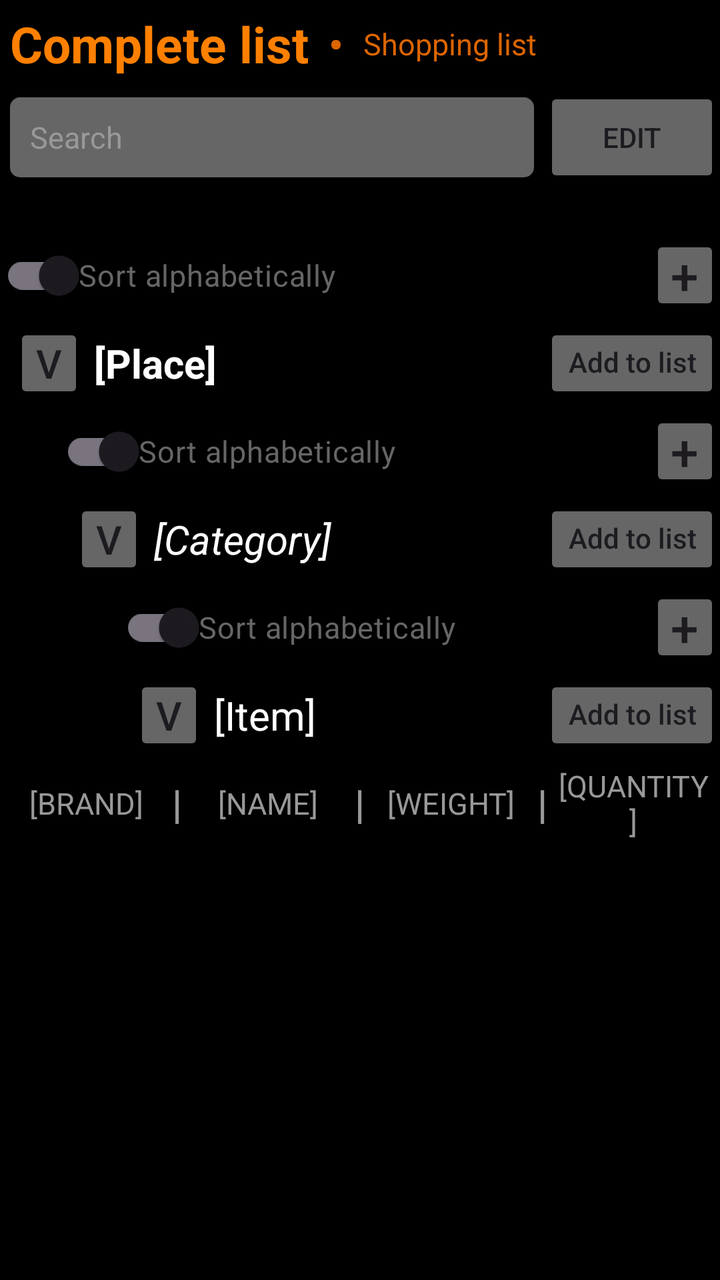
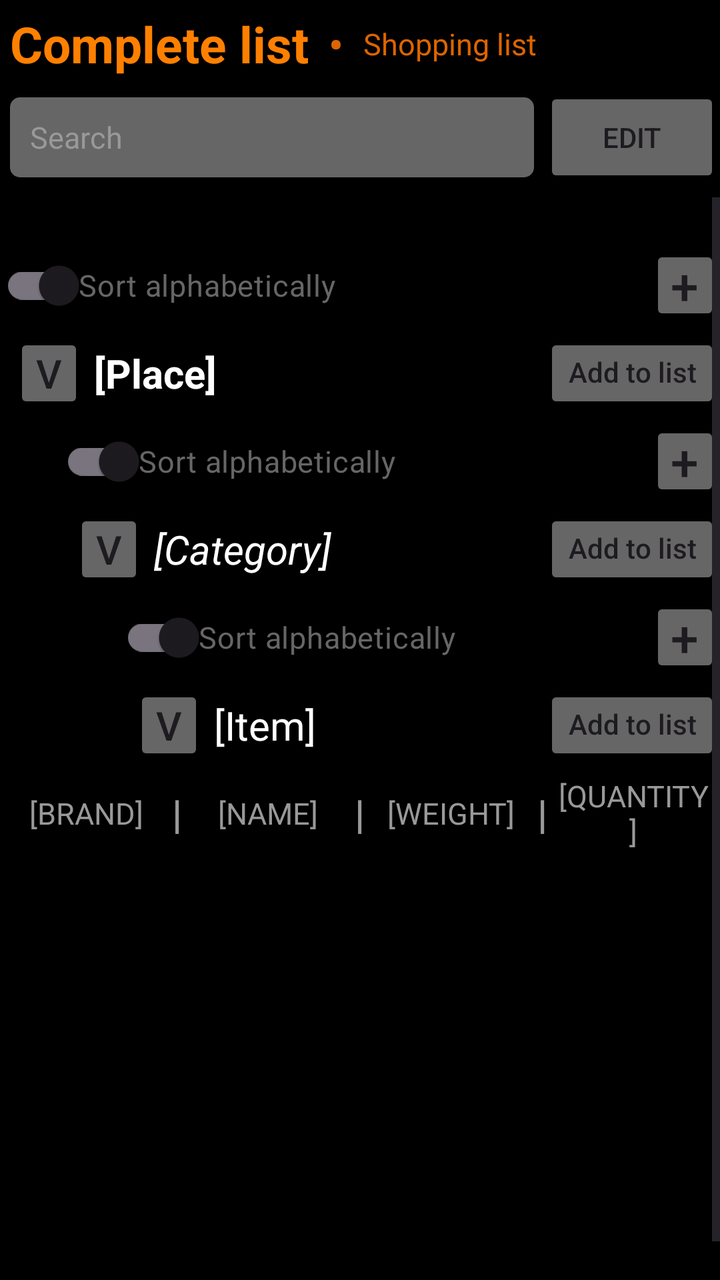

Screens rendered from an Android XML layout before and after an edit, with the pre-edit source and the edit as a unified diff.
<!-- AndroidManifest.xml: application theme Theme.Money -->
<!-- res/layout/complete.xml -->
<?xml version="1.0" encoding="utf-8"?>
<androidx.constraintlayout.widget.ConstraintLayout
    xmlns:android="http://schemas.android.com/apk/res/android"
    xmlns:app="http://schemas.android.com/apk/res-auto"
    android:layout_width="match_parent"
    android:layout_height="match_parent"
    android:background="@color/black">

    <LinearLayout
        android:id="@+id/top_section"

        android:gravity="start"
        android:layout_width="match_parent"
        android:layout_height="wrap_content"
        android:orientation="vertical"
        app:layout_constraintStart_toStartOf="parent"
        app:layout_constraintEnd_toEndOf="parent"
        app:layout_constraintTop_toTopOf="parent">

        <LinearLayout
            android:id="@+id/action_bar"
            android:gravity="center"
            android:layout_height="wrap_content"
            android:layout_width="wrap_content"
            android:orientation="horizontal"
            app:layout_constraintStart_toStartOf="parent"
            app:layout_constraintTop_toTopOf="parent">

            <TextView
                android:id="@+id/a_complete"
                android:text="@string/a_complete"

                android:layout_width="wrap_content"
                android:layout_height="wrap_content"
                android:padding="5dp"
                android:textColor="#ff8000"
                android:textSize="25sp"
                android:textStyle="bold"/>

            <TextView
                android:text="@string/a_separator"

                android:layout_height="wrap_content"
                android:layout_width="wrap_content"
                android:padding="5dp"
                android:textColor="#dc6500"
                android:textSize="20sp"
                android:textStyle="bold"/>

            <TextView
                android:id="@+id/a_shopping"
                android:text="@string/a_shopping"

                android:layout_height="wrap_content"
                android:layout_width="wrap_content"
                android:padding="5dp"
                android:textColor="#dc6500"
                android:textSize="15sp"
                android:clickable="true"
                android:focusable="true"/>
        </LinearLayout>

        <LinearLayout
            android:id="@+id/search_bar"

            android:gravity="center"
            android:layout_width="match_parent"
            android:layout_height="wrap_content"
            android:orientation="horizontal">

            <EditText
                android:id="@+id/a_search"
                android:background="@drawable/search_background"
                android:hint="@string/a_search"

                android:layout_width="0dp"
                android:layout_height="40dp"
                android:layout_weight="1"
                android:layout_marginStart="5dp"
                android:layout_marginEnd="5dp"
                android:padding="10dp"
                android:importantForAutofill="no"
                android:inputType="text"
                android:textColorHint="#999999"
                android:textColor="#FFFFFF"
                android:textSize="15sp"/>

            <androidx.appcompat.widget.AppCompatButton
                android:id="@+id/c_edit"
                android:text="@string/c_edit"

                android:layout_width="wrap_content"
                android:layout_height="50dp"
                android:backgroundTint="#666666"/>
        </LinearLayout>
    </LinearLayout>

    <ScrollView
        android:id="@+id/scroll_view"

        android:layout_width="match_parent"
        android:layout_height="0dp"
        android:layout_marginTop="20dp"
        android:fillViewport="true"

        app:layout_constraintTop_toBottomOf="@id/top_section"
        app:layout_constraintBottom_toBottomOf="parent"
        app:layout_constraintStart_toStartOf="parent"
        app:layout_constraintEnd_toEndOf="parent">

        <LinearLayout
            android:id="@+id/scroll"

            android:layout_width="match_parent"
            android:layout_height="wrap_content"
            android:orientation="vertical">

        <LinearLayout
            android:id="@+id/group"

            android:layout_width="match_parent"
            android:layout_height="wrap_content"
            android:orientation="vertical">

                <LinearLayout
                    android:id="@+id/place_section"

                    android:layout_width="match_parent"
                    android:layout_height="wrap_content"
                    android:orientation="vertical">

                    <LinearLayout
                        android:id="@+id/edit_place_bar"

                        android:layout_width="match_parent"
                        android:layout_height="wrap_content"
                        android:orientation="horizontal"
                        android:gravity="center_vertical">

                        <androidx.appcompat.widget.SwitchCompat
                            android:id="@+id/c_p_sort"
                            android:text="@string/c_p_sort"

                            android:layoutDirection="rtl"
                            android:layout_width="0dp"
                            android:layout_height="wrap_content"
                            android:layout_weight="1"

                            android:textColor="#666666"
                            android:textSize="15sp"
                            android:clickable="true"
                            android:focusable="true"/>

                        <androidx.appcompat.widget.AppCompatButton
                            android:id="@+id/c_p_add"

                            android:layout_width="35dp"
                            android:layout_height="40dp"
                            android:backgroundTint="#666666"
                            android:text="@string/c_p_add"
                            android:textSize="25sp"
                            android:textColor="#1d1b20"
                            android:padding="0dp"
                            android:insetTop="0dp"
                            android:insetBottom="0dp"
                            android:gravity="center"/>
                    </LinearLayout>

                    <LinearLayout
                        android:id="@+id/place_bar"

                        android:layout_width="match_parent"
                        android:layout_height="wrap_content"
                        android:orientation="horizontal"
                        android:layout_marginStart="7dp">

                        <androidx.appcompat.widget.AppCompatButton
                            android:id="@+id/a_p_expand"

                            android:layout_width="35dp"
                            android:layout_height="40dp"
                            android:backgroundTint="#666666"
                            android:text="@string/a_p_expand"
                            android:textSize="20sp"
                            android:textColor="#1d1b20"
                            android:padding="0dp"
                            android:insetTop="0dp"
                            android:insetBottom="0dp"
                            android:gravity="center" />

                        <TextView
                            android:id="@+id/a_p_name"
                            android:text="@string/a_p_name"

                            android:layout_width="wrap_content"
                            android:layout_height="wrap_content"
                            android:padding="5dp"
                            android:textColor="#FFFFFF"
                            android:textSize="20sp"
                            android:textStyle="bold"
                            android:layout_weight="1"/>

                        <androidx.appcompat.widget.AppCompatButton
                            android:id="@+id/c_p_add_list"

                            android:layout_width="wrap_content"
                            android:layout_height="40dp"
                            android:backgroundTint="#666666"
                            android:text="@string/c_p_add_list"
                            android:textColor="#1d1b20"
                            android:padding="0dp"
                            android:insetTop="0dp"
                            android:insetBottom="0dp"
                            android:gravity="center"
                            android:includeFontPadding="false"
                            android:textAllCaps="false"
                            android:layout_gravity="center_vertical"/>
                    </LinearLayout>
                </LinearLayout>

                <LinearLayout
                    android:id="@+id/category_section"

                    android:layout_width="match_parent"
                    android:layout_height="wrap_content"
                    android:orientation="vertical"
                    android:layout_marginStart="30dp">

                    <LinearLayout
                        android:id="@+id/edit_category_bar"

                        android:layout_width="match_parent"
                        android:layout_height="wrap_content"
                        android:orientation="horizontal"
                        android:gravity="center_vertical">

                        <androidx.appcompat.widget.SwitchCompat
                            android:id="@+id/c_c_sort"
                            android:text="@string/c_c_sort"

                            android:layoutDirection="rtl"
                            android:layout_width="0dp"
                            android:layout_height="wrap_content"
                            android:layout_weight="1"

                            android:textColor="#666666"
                            android:textSize="15sp"
                            android:clickable="true"
                            android:focusable="true"/>

                        <androidx.appcompat.widget.AppCompatButton
                            android:id="@+id/c_c_add"

                            android:layout_width="35dp"
                            android:layout_height="40dp"
                            android:backgroundTint="#666666"
                            android:text="@string/c_c_add"
                            android:textSize="25sp"
                            android:textColor="#1d1b20"
                            android:padding="0dp"
                            android:insetTop="0dp"
                            android:insetBottom="0dp"
                            android:gravity="center"/>
                    </LinearLayout>

                    <LinearLayout
                        android:id="@+id/category_bar"

                        android:layout_width="match_parent"
                        android:layout_height="wrap_content"
                        android:orientation="horizontal"
                        android:layout_marginStart="7dp">

                        <androidx.appcompat.widget.AppCompatButton
                            android:id="@+id/a_c_expand"

                            android:layout_width="35dp"
                            android:layout_height="40dp"
                            android:backgroundTint="#666666"
                            android:text="@string/a_c_expand"
                            android:textSize="20sp"
                            android:textColor="#1d1b20"
                            android:padding="0dp"
                            android:insetTop="0dp"
                            android:insetBottom="0dp"
                            android:gravity="center"/>

                        <TextView
                            android:id="@+id/a_c_name"
                            android:text="@string/a_c_name"

                            android:layout_width="wrap_content"
                            android:layout_height="wrap_content"
                            android:padding="5dp"
                            android:textColor="#FFFFFF"
                            android:textSize="20sp"
                            android:layout_weight="1"
                            android:textStyle="italic"/>

                        <androidx.appcompat.widget.AppCompatButton
                            android:id="@+id/c_c_add_list"

                            android:layout_width="wrap_content"
                            android:layout_height="40dp"
                            android:backgroundTint="#666666"
                            android:text="@string/c_c_add_list"
                            android:textColor="#1d1b20"
                            android:padding="0dp"
                            android:insetTop="0dp"
                            android:insetBottom="0dp"
                            android:gravity="center"
                            android:includeFontPadding="false"
                            android:textAllCaps="false"
                            android:layout_gravity="center_vertical"/>

                    </LinearLayout>
                </LinearLayout>

                <LinearLayout
                    android:id="@+id/item_section"

                    android:layout_width="match_parent"
                    android:layout_height="wrap_content"
                    android:orientation="vertical">

                    <LinearLayout
                        android:id="@+id/edit_item_bar"

                        android:layout_width="match_parent"
                        android:layout_height="wrap_content"
                        android:orientation="horizontal"
                        android:gravity="center_vertical"
                        android:layout_marginStart="60dp">

                        <androidx.appcompat.widget.SwitchCompat
                            android:id="@+id/c_i_sort"
                            android:text="@string/c_i_sort"

                            android:layoutDirection="rtl"
                            android:layout_width="0dp"
                            android:layout_height="wrap_content"
                            android:layout_weight="1"

                            android:textColor="#666666"
                            android:textSize="15sp"
                            android:clickable="true"
                            android:focusable="true"/>

                        <androidx.appcompat.widget.AppCompatButton
                            android:id="@+id/c_i_add"

                            android:layout_width="35dp"
                            android:layout_height="40dp"
                            android:backgroundTint="#666666"
                            android:text="@string/c_i_add"
                            android:textSize="25sp"
                            android:textColor="#1d1b20"
                            android:padding="0dp"
                            android:insetTop="0dp"
                            android:insetBottom="0dp"
                            android:gravity="center"/>
                    </LinearLayout>

                    <LinearLayout
                        android:id="@+id/item_bar"

                        android:layout_width="match_parent"
                        android:layout_height="wrap_content"
                        android:orientation="horizontal"
                        android:layout_marginStart="67dp">

                        <androidx.appcompat.widget.AppCompatButton
                            android:id="@+id/a_i_expand"

                            android:layout_width="35dp"
                            android:layout_height="40dp"
                            android:backgroundTint="#666666"
                            android:text="@string/a_i_expand"
                            android:textSize="20sp"
                            android:textColor="#1d1b20"
                            android:padding="0dp"
                            android:insetTop="0dp"
                            android:insetBottom="0dp"
                            android:gravity="center"/>

                        <TextView
                            android:id="@+id/a_i_name"
                            android:text="@string/a_i_name"

                            android:layout_width="wrap_content"
                            android:layout_height="wrap_content"
                            android:padding="5dp"
                            android:textColor="#FFFFFF"
                            android:textSize="20sp"
                            android:layout_weight="1"/>

                        <androidx.appcompat.widget.AppCompatButton
                            android:id="@+id/c_i_add_list"

                            android:layout_width="wrap_content"
                            android:layout_height="40dp"
                            android:backgroundTint="#666666"
                            android:text="@string/c_i_add_list"
                            android:textColor="#1d1b20"
                            android:padding="0dp"
                            android:insetTop="0dp"
                            android:insetBottom="0dp"
                            android:gravity="center"
                            android:includeFontPadding="false"
                            android:textAllCaps="false"
                            android:layout_gravity="center_vertical"/>
                    </LinearLayout>

                    <TableLayout
                        android:id="@+id/item_brand_bar"

                        android:layout_width="match_parent"
                        android:layout_height="wrap_content"
                        android:layout_gravity="center_horizontal"
                        android:stretchColumns="0,2,4,6">

                        <TableRow
                            android:gravity="center_vertical"
                            android:fillViewport="true"
                            app:layout_constraintTop_toBottomOf="@id/item_bar">

                            <TextView
                                android:id="@+id/a_b_brand"
                                android:text="@string/a_b_brand"

                                android:layout_width="0dp"
                                android:layout_height="wrap_content"
                                android:layout_weight="1"
                                android:padding="5dp"
                                android:gravity="center"
                                android:textColor="#999999"
                                android:textSize="15sp"/>

                            <TextView
                                android:text="@string/a_s2"

                                android:layout_width="wrap_content"
                                android:layout_height="wrap_content"
                                android:textColor="#999999"
                                android:textSize="20sp"
                                android:textStyle="bold"/>

                            <TextView
                                android:id="@+id/a_b_name"
                                android:text="@string/a_b_name"

                                android:layout_width="0dp"
                                android:layout_height="wrap_content"
                                android:layout_weight="1"
                                android:padding="5dp"
                                android:gravity="center"
                                android:textColor="#999999"
                                android:textSize="15sp"/>

                            <TextView
                                android:text="@string/a_s2"

                                android:layout_width="wrap_content"
                                android:layout_height="wrap_content"
                                android:textColor="#999999"
                                android:textSize="20sp"
                                android:textStyle="bold"/>

                            <TextView
                                android:id="@+id/a_b_weight"
                                android:text="@string/a_b_weight"

                                android:layout_width="0dp"
                                android:layout_height="wrap_content"
                                android:layout_weight="1"
                                android:padding="5dp"
                                android:gravity="center"
                                android:textColor="#999999"
                                android:textSize="15sp"/>

                            <TextView
                                android:text="@string/a_s2"

                                android:layout_width="wrap_content"
                                android:layout_height="wrap_content"
                                android:textColor="#999999"
                                android:textSize="20sp"
                                android:textStyle="bold"/>

                            <TextView
                                android:id="@+id/a_b_quantity"
                                android:text="@string/a_b_quantity"

                                android:layout_width="0dp"
                                android:layout_height="wrap_content"
                                android:layout_weight="1"
                                android:padding="5dp"
                                android:gravity="center"
                                android:textColor="#999999"
                                android:textSize="15sp"/>
                        </TableRow>
                    </TableLayout>
                </LinearLayout>
            </LinearLayout>
        </LinearLayout>
    </ScrollView>
</androidx.constraintlayout.widget.ConstraintLayout>
<!-- resources referenced by this layout -->
<resources>
  <color name="black">#FF000000</color>
  <!-- drawable search_background (drawable) -->
  <shape xmlns:android="http://schemas.android.com/apk/res/android">
      <solid android:color="#666666"/>
      <corners android:radius="5dp"/>
  <stroke
      android:color="#666666" />
  </shape>
  <string name="a_b_brand">       [BRAND]</string>
  <string name="a_b_name">        [NAME]</string>
  <string name="a_b_quantity">    [QUANTITY]</string>
  <string name="a_b_weight">      [WEIGHT]</string>
  <string name="a_c_expand">      v</string>
  <string name="a_c_name">        [Category]</string>
  <string name="a_complete">      Complete list</string>
  <string name="a_i_expand">      v</string>
  <string name="a_i_name">        [Item]</string>
  <string name="a_p_expand">      v</string>
  <string name="a_p_name">        [Place]</string>
  <string name="a_s2">            |</string>
  <string name="a_search">        Search</string>
  <string name="a_separator">     •</string>
  <string name="a_shopping">      Shopping list</string>
  <string name="c_c_add">         +</string>
  <string name="c_c_add_list">    Add to list</string>
  <string name="c_c_sort">        Sort alphabetically</string>
  <string name="c_edit">          Edit</string>
  <string name="c_i_add">         +</string>
  <string name="c_i_add_list">    Add to list</string>
  <string name="c_i_sort">        Sort alphabetically</string>
  <string name="c_p_add">         +</string>
  <string name="c_p_add_list">    Add to list</string>
  <string name="c_p_sort">        Sort alphabetically</string>
  <style name="Theme.Money" parent="Theme.Material3.DayNight.NoActionBar">
          
          <item name="colorPrimary">@color/purple_500</item>
          <item name="colorPrimaryVariant">@color/purple_700</item>
          <item name="colorOnPrimary">@color/white</item>
          
          <item name="colorSecondary">@color/teal_200</item>
          <item name="colorSecondaryVariant">@color/teal_700</item>
          <item name="colorOnSecondary">@color/black</item>
          
          <item name="android:statusBarColor">?attr/colorPrimaryVariant</item>
          
      </style>
  <color name="purple_500">#dc6500</color>
  <color name="purple_700">#dc6500</color>
  <color name="white">#FFFFFFFF</color>
  <color name="teal_200">#ff8000</color>
  <color name="teal_700">#ff8000</color>
</resources>

<!-- the commit's change to res/layout/complete.xml (unified diff, before → after) -->
@@ -66,7 +66,8 @@
             android:gravity="center"
             android:layout_width="match_parent"
             android:layout_height="wrap_content"
-            android:orientation="horizontal">
+            android:orientation="horizontal"
+            android:paddingBottom="5dp">
 
             <EditText
                 android:id="@+id/a_search"
@@ -100,7 +101,7 @@
 
         android:layout_width="match_parent"
         android:layout_height="0dp"
-        android:layout_marginTop="20dp"
+        android:layout_marginTop="0dp"
         android:fillViewport="true"
 
         app:layout_constraintTop_toBottomOf="@id/top_section"
@@ -113,7 +114,11 @@
 
             android:layout_width="match_parent"
             android:layout_height="wrap_content"
-            android:orientation="vertical">
+            android:orientation="vertical"
+            android:layout_marginTop="20dp"
+            android:fillViewport="true"
+
+            app:layout_constraintTop_toBottomOf="@id/top_section">
 
         <LinearLayout
             android:id="@+id/group"
